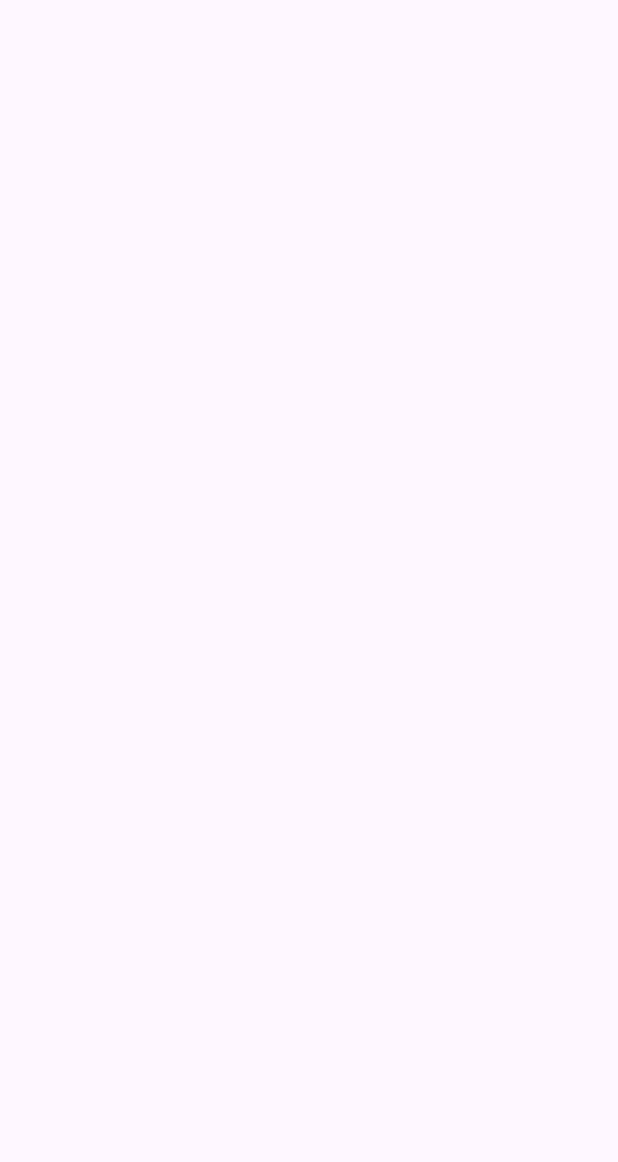
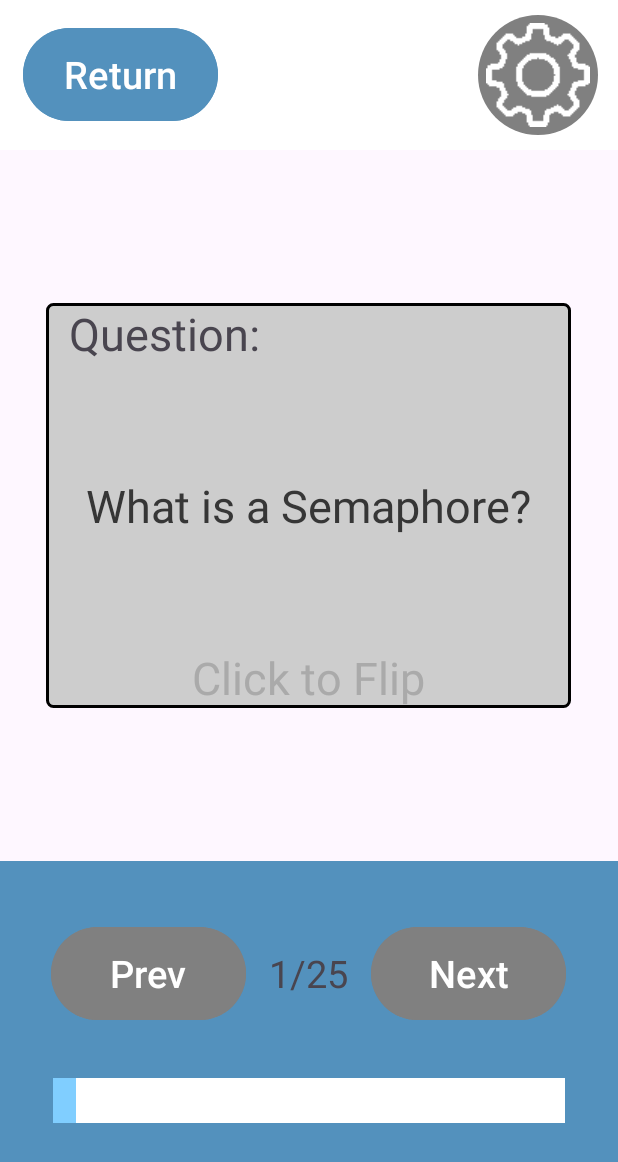
Before and after one commit to ncorcoran771/FlashcardApp, an Android app: the Study_Screen screen opened directly, with no data from a screen before it, on a phone screen of 412 x 824 dp. Before the commit the part shown is empty. Shown: the top 1162 px of the screen. Run offline under Robolectric (Android 15) with nearby library versions, the phone set to English and light mode, and no system bars.

Commit message:
Study GUI Complete

```diff
--- a/app/src/main/res/layout/activity_study_screen.xml
+++ b/app/src/main/res/layout/activity_study_screen.xml
@@ -7,4 +7,160 @@
     android:layout_height="match_parent"
     tools:context=".Study_Screen">
 
+
+    <LinearLayout
+        android:orientation="vertical"
+        android:layout_height="match_parent"
+        android:layout_width="match_parent"
+        android:weightSum="1"
+        >
+
+        <RelativeLayout
+            android:layout_width="match_parent"
+            android:layout_height="100dp"
+            android:background="@color/white"
+            >
+            <Button
+                android:layout_width="130sp"
+                android:layout_height="70sp"
+                android:text="Return"
+                android:backgroundTint="#5391BD"
+                android:textSize="25sp"
+                android:layout_marginStart="15sp"
+                android:layout_alignParentStart="true"
+                android:layout_centerVertical="true"
+                />
+            <ImageButton
+                android:id="@+id/Options"
+                android:layout_width="80dp"
+                android:layout_height="80dp"
+                android:layout_marginEnd="13dp"
+                android:src="@drawable/settings"
+                android:layout_alignParentEnd="true"
+                android:layout_centerVertical="true"
+                android:scaleType="centerInside"
+                android:background="@drawable/icon_button_background"
+                />
+
+        </RelativeLayout>
+
+            <LinearLayout
+                android:id="@+id/flashcard_container"
+                android:layout_height="wrap_content"
+                android:layout_width="match_parent"
+                android:orientation="vertical"
+                android:layout_weight="1"
+                android:gravity="center"
+                >
+
+                <RelativeLayout
+                    android:layout_width="350sp"
+                    android:layout_height="270sp"
+                    android:background="@drawable/grey_border"
+                    >
+                    <TextView
+                        android:text="Question:"
+                        android:layout_width="wrap_content"
+                        android:layout_height="wrap_content"
+                        android:textSize="30sp"
+                        android:layout_marginStart="15sp"
+                        />
+
+                    <TextView
+                        android:text="What is a Semaphore?"
+                        android:layout_width="wrap_content"
+                        android:layout_height="wrap_content"
+                        android:textSize="30sp"
+                        android:layout_marginStart="15sp"
+                        android:layout_centerInParent="true"
+                        android:textColor="#363636"
+                        />
+
+                    <TextView
+                        android:text="Click to Flip"
+                        android:layout_width="wrap_content"
+                        android:layout_height="wrap_content"
+                        android:textSize="30sp"
+                        android:textColor="#AAAAAA"
+                        android:layout_marginStart="15sp"
+                        android:layout_centerInParent="true"
+                        android:layout_alignParentBottom="true"
+                        />
+
+                </RelativeLayout>
+
+            </LinearLayout>
+
+
+        <RelativeLayout
+            android:layout_width="match_parent"
+            android:layout_height="250dp"
+            android:background="#5391BD"
+            android:layout_alignParentBottom="true"
+            android:layout_centerHorizontal="true"
+
+
+            >
+
+            <LinearLayout
+                android:orientation="horizontal"
+                android:layout_width="match_parent"
+                android:layout_height="150sp"
+                android:layout_centerHorizontal="true"
+                android:layout_alignParentTop="true"
+                android:gravity="center"
+                >
+
+            <Button
+                android:id="@+id/back_button"
+                android:layout_width="130sp"
+                android:layout_height="70sp"
+                android:backgroundTint="#808080"
+                android:text="Prev"
+                android:textSize="25sp"
+                android:layout_marginRight="15sp"
+                />
+
+            <TextView
+                android:layout_width="wrap_content"
+                android:layout_height="wrap_content"
+                android:text="1/25"
+                android:textSize="25sp"
+                />
+
+                <Button
+                    android:id="@+id/save_button"
+                    android:layout_width="130sp"
+                    android:layout_height="70sp"
+
+                    android:backgroundTint="#808080"
+                    android:text="Next"
+                    android:layout_marginLeft="15sp"
+                    android:textSize="25sp" />
+            </LinearLayout>
+
+            <RelativeLayout
+                android:layout_width="match_parent"
+                android:layout_height="30sp"
+                android:background="@color/white"
+                android:layout_alignParentBottom="true"
+                android:layout_marginBottom="75sp"
+                android:layout_marginStart="35sp"
+                android:layout_marginEnd="35sp"
+                >
+
+                <RelativeLayout
+                    android:layout_width="15sp"
+                    android:layout_height="30sp"
+                    android:layout_alignParentBottom="true"
+                    android:background="#80CEFF"
+                    >
+
+                </RelativeLayout>
+
+            </RelativeLayout>
+
+        </RelativeLayout>
+
+    </LinearLayout>
 </androidx.constraintlayout.widget.ConstraintLayout>
```
